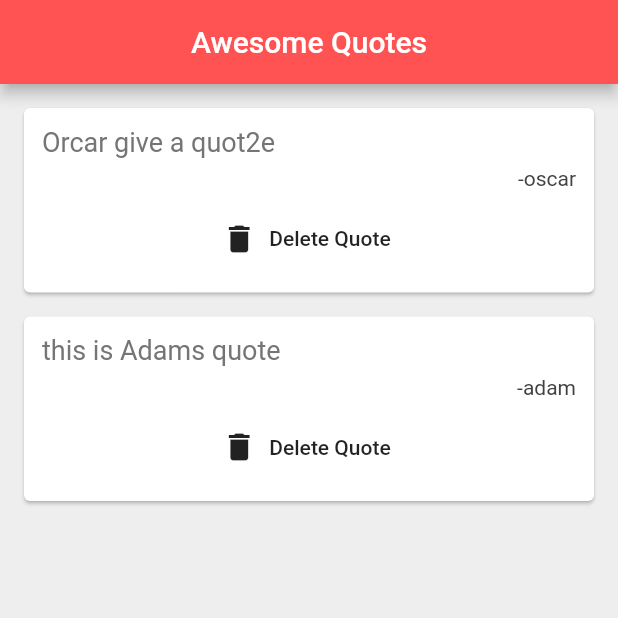
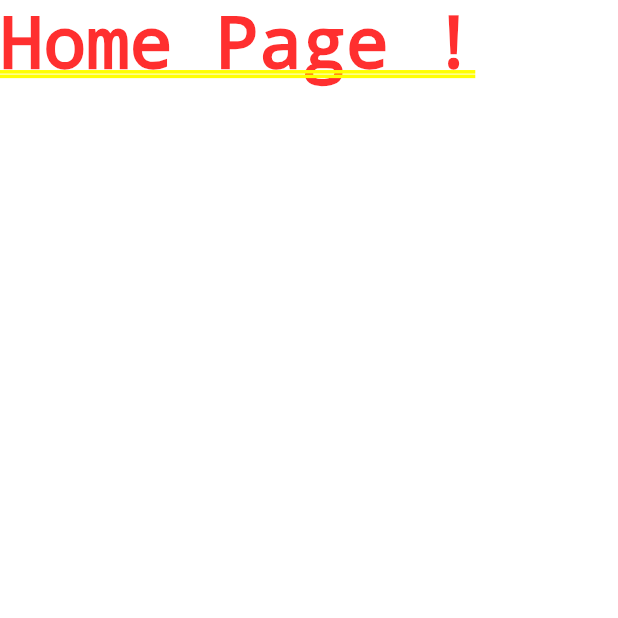
Before and after one commit to utshab-roy/flutter-ninja, a Flutter app: the screen it shows after launch, on a phone screen of 412 x 824 dp, the top half of it. Run offline on Flutter 3.47's test engine with Material 2 defaults, Android fonts, the phone set to English and light mode, and no system bars.

Commit message:
clear the branch for new project

```diff
--- a/lib/main.dart
+++ b/lib/main.dart
@@ -1,45 +1,16 @@
 import 'package:flutter/material.dart';
-import 'quote.dart';
-import 'quote_card.dart';
 
 void main() {
   runApp(MaterialApp(
-    home: QuoteList(),
+    home: Home(),
   ));
 }
 
-class QuoteList extends StatefulWidget {
-  @override
-  _QuoteListState createState() => _QuoteListState();
-}
-
-class _QuoteListState extends State<QuoteList> {
-  List<Quote> quotes = [
-    Quote(author: 'oscar', text: 'Orcar give a quot2e'),
-    Quote(author: 'adam', text: 'this is Adams quote'),
-  ];
-
+class Home extends StatelessWidget {
   @override
   Widget build(BuildContext context) {
-    return Scaffold(
-      backgroundColor: Colors.grey[200],
-      appBar: AppBar(
-        title: Text('Awesome Quotes'),
-        centerTitle: true,
-        backgroundColor: Colors.redAccent,
-      ),
-      body: Column(
-        children: quotes
-            .map((quote) => QuoteCard(
-                  quote: quote,
-                  delete: () {
-                    setState(() {
-                      quotes.remove(quote);
-                    });
-                  },
-                ))
-            .toList(),
-      ),
+    return Container(
+      child: Text('Home Page !'),
     );
   }
 }
--- a/lib/quote.dart
+++ /dev/null
@@ -1,16 +0,0 @@
-class Quote {
-  String text;
-  String author;
-
-// {} bracis is used for named parameter, this will
-  // Quote({String text, String author}) {
-  //   this.text = text;
-  //   this.author = author;
-  // }
-
-  //shortcut to make this class
-  Quote({this.text, this.author});
-
-//named parameter is used in the constructor
-
-}
--- a/lib/quote_card.dart
+++ /dev/null
@@ -1,49 +0,0 @@
-import 'package:flutter/material.dart';
-import 'quote.dart';
-
-class QuoteCard extends StatelessWidget {
-  final Quote quote;
-  final Function delete;
-
-  QuoteCard({this.quote, this.delete});
-
-  @override
-  Widget build(BuildContext context) {
-    return Card(
-      margin: EdgeInsets.fromLTRB(16.0, 16.0, 16.0, 0.0),
-      child: Padding(
-        padding: const EdgeInsets.all(12.0),
-        child: Column(
-          crossAxisAlignment: CrossAxisAlignment.stretch,
-          children: [
-            Text(
-              quote.text,
-              style: TextStyle(
-                fontSize: 18.0,
-                color: Colors.grey[600],
-              ),
-            ),
-            SizedBox(height: 6.0),
-            Text(
-              '-${quote.author}',
-              textAlign: TextAlign.right,
-              style: TextStyle(
-                fontSize: 14.0,
-                color: Colors.grey[800],
-              ),
-            ),
-            SizedBox(height: 8.0),
-            FlatButton.icon(
-              //we can not delete the data from here because it is not
-              //in this class, we make delete function, and using that function
-              //we are deleting the data, we are passing function as parameter
-              onPressed: delete,
-              label: Text('Delete Quote'),
-              icon: Icon(Icons.delete),
-            ),
-          ],
-        ),
-      ),
-    );
-  }
-}
```
